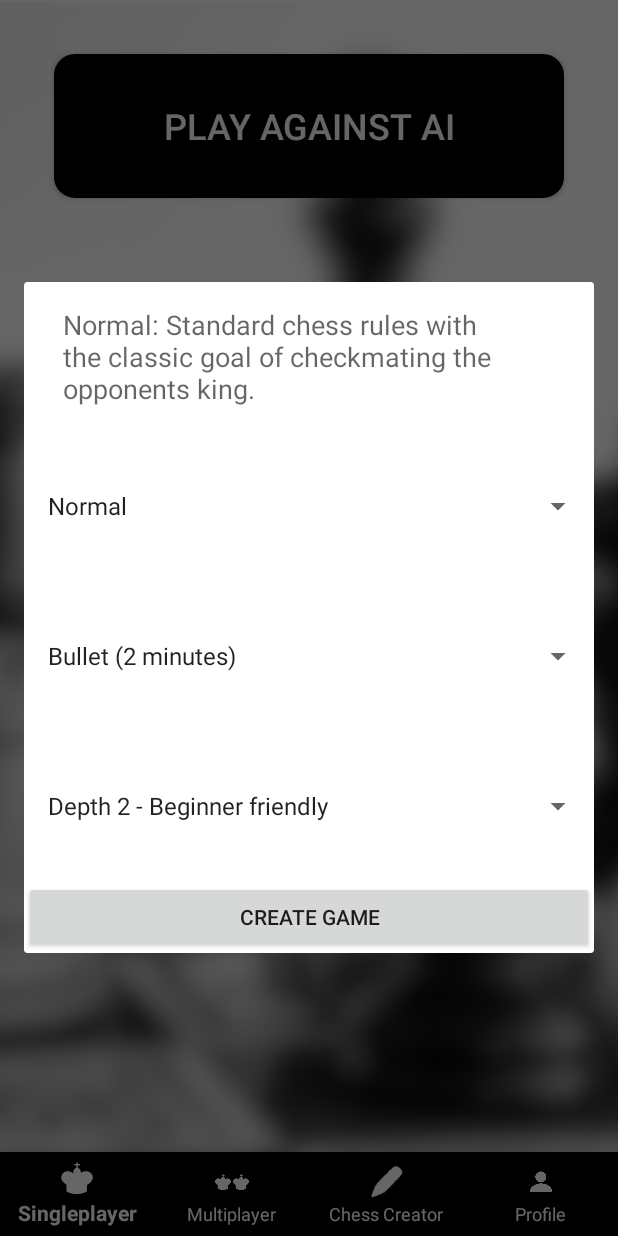
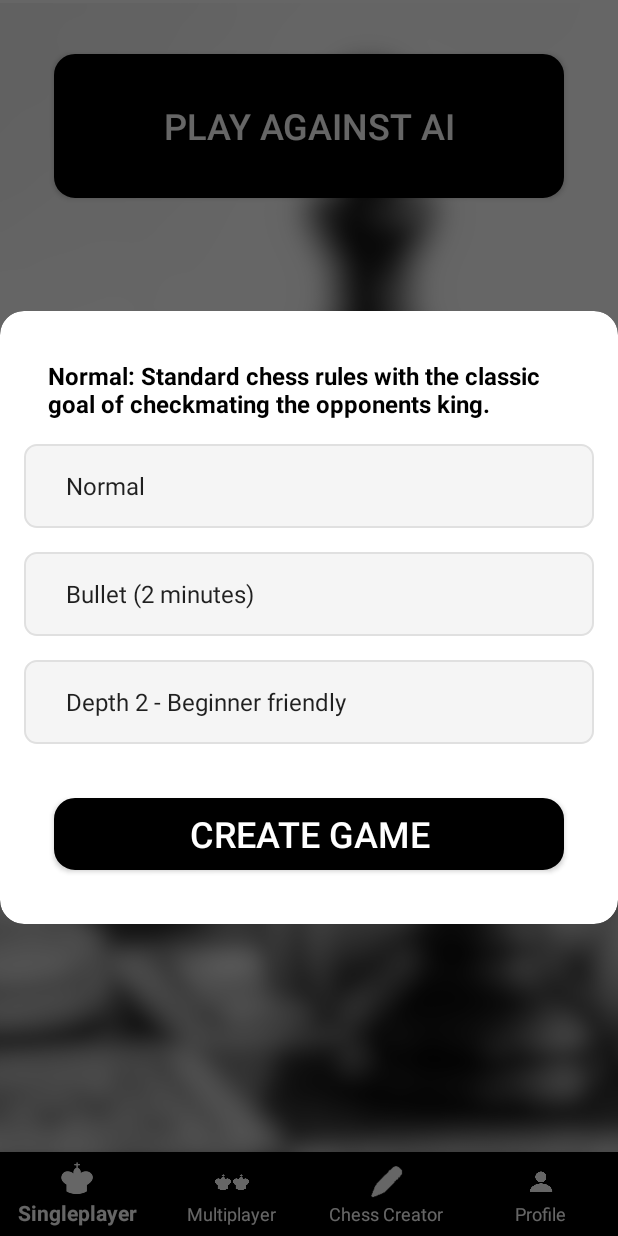
Before and after one commit to JohannesGrobelski/Fairy-Chess, an Android app: the screen it shows after launch (MainActivity), after a tap on "PLAY AGAINST AI", on a phone screen of 412 x 824 dp. Run offline under Robolectric (Android 15) with nearby library versions, the phone set to English and light mode, and no system bars; our stand-ins replace Firebase (no records; nobody signed in at launch, a user with empty details on screens opened directly).

Commit message:
introduce popup dialogs with blurred background

```diff
--- a/app/build.gradle
+++ b/app/build.gradle
@@ -10,7 +10,7 @@ android {
 
     defaultConfig {
         applicationId "emerald.apps.fairychess"
-        minSdk 23
+        minSdk 31
         targetSdk 34
         versionCode 1
         versionName "1.0"
--- a/app/src/main/java/emerald/apps/fairychess/controller/MainActivityListener.kt
+++ b/app/src/main/java/emerald/apps/fairychess/controller/MainActivityListener.kt
@@ -4,11 +4,12 @@ import android.app.AlertDialog
 import android.content.Context
 import android.content.DialogInterface.OnShowListener
 import android.content.Intent
-import android.os.Bundle
+import android.os.Build
 import android.text.InputType
 import android.util.Log
 import android.view.LayoutInflater
 import android.view.View
+import android.view.WindowManager
 import android.widget.AdapterView
 import android.widget.ArrayAdapter
 import android.widget.Button
@@ -206,7 +207,18 @@ class MainActivityListener() : View.OnClickListener, MultiplayerDBSearchInterfac
             difficultyModes
         )
         val btn_create_game = createDialogView.findViewById<Button>(R.id.btn_createGame_create_game)
-        createAIGameDialog = AlertDialog.Builder(mainActivity).setView(createDialogView).create()
+
+        // Create dialog with blur theme
+        createAIGameDialog = AlertDialog.Builder(mainActivity, R.style.BlurDialogTheme)
+            .setView(createDialogView)
+            .create()
+
+        // Apply background and other window attributes
+        createAIGameDialog?.window?.let { window ->
+            window.setBackgroundDrawableResource(R.drawable.dialog_background)
+            window.addFlags(WindowManager.LayoutParams.FLAG_BLUR_BEHIND)
+            window.attributes.blurBehindRadius = 15
+        }
 
         btn_create_game.setOnClickListener{
             gameParameters.name = spinner_gameName.selectedItem.toString().toLowerCase()
@@ -256,7 +268,18 @@ class MainActivityListener() : View.OnClickListener, MultiplayerDBSearchInterfac
             timeModes
         )
         val btn_search_game = searchDialogView.findViewById<Button>(R.id.btn_search_game)
-        val searchDialog = AlertDialog.Builder(mainActivity).setView(searchDialogView).create()
+
+        // Create dialog with blur theme
+        val searchDialog = AlertDialog.Builder(mainActivity, R.style.BlurDialogTheme)
+            .setView(searchDialogView)
+            .create()
+
+        // Apply background and other window attributes
+        searchDialog?.window?.let { window ->
+            window.setBackgroundDrawableResource(R.drawable.dialog_background)
+            window.addFlags(WindowManager.LayoutParams.FLAG_BLUR_BEHIND)
+            window.attributes.blurBehindRadius = 15
+        }
 
         btn_search_game.setOnClickListener{
             gameParameters.name = spinner_gameName.selectedItem.toString().toLowerCase()
@@ -319,8 +342,19 @@ class MainActivityListener() : View.OnClickListener, MultiplayerDBSearchInterfac
         val spinner_difficultymode : Spinner = createGameDialogView.findViewById(R.id.spinner_createGame_difficulty)
         spinner_difficultymode.visibility = View.GONE
 
+        // Create dialog with blur theme
         val btn_create_game = createGameDialogView.findViewById<Button>(R.id.btn_createGame_create_game)
-        createHumanGameDialog= AlertDialog.Builder(mainActivity).setView(createGameDialogView).create()
+        createHumanGameDialog= AlertDialog.Builder(mainActivity, R.style.BlurDialogTheme)
+            .setView(createGameDialogView)
+            .create()
+
+        // Apply background and other window attributes
+        createHumanGameDialog?.window?.let { window ->
+            window.setBackgroundDrawableResource(R.drawable.dialog_background)
+            window.addFlags(WindowManager.LayoutParams.FLAG_BLUR_BEHIND)
+            window.attributes.blurBehindRadius = 15
+        }
+
 
         btn_create_game.setOnClickListener{
             gameParameters.name = spinner_gameName.selectedItem.toString().toLowerCase()
@@ -333,20 +367,20 @@ class MainActivityListener() : View.OnClickListener, MultiplayerDBSearchInterfac
 
     /** display a simple alert dialog to input a username. */
     fun openCreateUserNameDialog(takenUserName: String){
-        val builder = AlertDialog.Builder(mainActivity)
-        builder.setTitle("Create User")
+        val createUserNameDialogBuilder = AlertDialog.Builder(mainActivity, R.style.BlurDialogTheme)
+        createUserNameDialogBuilder.setTitle("Create User")
 
         // Set up the input
         val input = EditText(mainActivity)
         input.inputType = InputType.TYPE_CLASS_TEXT
         input.hint = "Type in a unique user name"
         if(takenUserName.isNotEmpty()) input.hint = "$takenUserName is already taken"
-        builder.setView(input)
+        createUserNameDialogBuilder.setView(input)
 
         // Set up the buttons
-        builder.setPositiveButton("Create User") { dialog, which -> }
-        builder.setNegativeButton("Close") { dialog, which -> dialog.cancel()}
-        userNameDialog = builder.create()
+        createUserNameDialogBuilder.setPositiveButton("Create User") { dialog, which -> }
+        createUserNameDialogBuilder.setNegativeButton("Close") { dialog, which -> dialog.cancel()}
+        userNameDialog = createUserNameDialogBuilder.create()
         userNameDialog.setOnShowListener(OnShowListener {
             val button = (userNameDialog as AlertDialog).getButton(AlertDialog.BUTTON_POSITIVE)
             button.setOnClickListener {
@@ -356,6 +390,16 @@ class MainActivityListener() : View.OnClickListener, MultiplayerDBSearchInterfac
                 //dont dismiss dialog ... yet
             }
         })
+
+        val createUserNameDialog = createUserNameDialogBuilder.create()
+
+        // Apply background and other window attributes
+        createUserNameDialog?.window?.let { window ->
+            window.setBackgroundDrawableResource(R.drawable.dialog_background)
+            window.addFlags(WindowManager.LayoutParams.FLAG_BLUR_BEHIND)
+            window.attributes.blurBehindRadius = 15
+        }
+
         userNameDialog.show()
     }
 
@@ -483,20 +527,32 @@ class MainActivityListener() : View.OnClickListener, MultiplayerDBSearchInterfac
                     )
                 })
             } else {
-                AlertDialog.Builder(mainActivity)
-                    .setTitle("no games found")
-                    .setPositiveButton("create game"
-                    ) { _, _ -> tryFirebaseOperation({multiplayerDB.createGame(gameParameters.name,gameParameters.time,userName,playerStats.ELO)})}
-                    .setNegativeButton("close",null)
-                    .show()
+                createNoGamesFoundDialog(true)
             }
         } else{
-            AlertDialog.Builder(mainActivity)
-                .setTitle("no games found")
-                .setNegativeButton("close",null)
-                .show()
+            createNoGamesFoundDialog(false)
         }
 
+    }
+
+    fun createNoGamesFoundDialog(withCreateOption : Boolean){
+        // Create dialog with blur theme
+        val noGamesFoundDialogBuilder = AlertDialog.Builder(mainActivity, R.style.BlurDialogTheme)
+            .setTitle("no games found")
+            .setNegativeButton("close",null)
+
+        if(withCreateOption){
+            noGamesFoundDialogBuilder.setPositiveButton("create game"
+            ) { _, _ -> tryFirebaseOperation({multiplayerDB.createGame(gameParameters.name,gameParameters.time,userName,playerStats.ELO)})}
+        }
+        val noGamesFoundDialog =  noGamesFoundDialogBuilder.create()
+
+        // Apply background and other window attributes
+        noGamesFoundDialog?.window?.let { window ->
+            window.setBackgroundDrawableResource(R.drawable.dialog_background)
+            window.addFlags(WindowManager.LayoutParams.FLAG_BLUR_BEHIND)
+            window.attributes.blurBehindRadius = 15
+        }
     }
 
     /** call back method after creating multiplayer game in db
@@ -516,6 +572,7 @@ class MainActivityListener() : View.OnClickListener, MultiplayerDBSearchInterfac
         val builder = AlertDialog.Builder(mainActivity)
         builder.setCancelable(false)
         builder.setView(R.layout.waiting_for_join_dialog)
+
         joinWaitDialog = builder.create()
         joinWaitDialog!!.show()
         val btn_canceln = joinWaitDialog!!.findViewById<Button>(R.id.btn_cancelJoinWait)
--- /dev/null
+++ b/app/src/main/res/drawable/dialog_background.xml
@@ -0,0 +1,5 @@
+<?xml version="1.0" encoding="utf-8"?>
+<shape xmlns:android="http://schemas.android.com/apk/res/android">
+    <solid android:color="@android:color/white" />
+    <corners android:radius="16dp" />
+</shape>
--- /dev/null
+++ b/app/src/main/res/drawable/spinner_background.xml
@@ -0,0 +1,8 @@
+<?xml version="1.0" encoding="utf-8"?>
+<shape xmlns:android="http://schemas.android.com/apk/res/android">
+    <solid android:color="#F5F5F5" />
+    <corners android:radius="8dp" />
+    <stroke
+        android:width="1dp"
+        android:color="#E0E0E0" />
+</shape>
--- a/app/src/main/res/layout/alertdialog_create_game.xml
+++ b/app/src/main/res/layout/alertdialog_create_game.xml
@@ -1,8 +1,9 @@
 <?xml version="1.0" encoding="utf-8"?>
 <LinearLayout xmlns:android="http://schemas.android.com/apk/res/android"
     android:layout_width="match_parent"
-    android:layout_height="match_parent"
-    android:orientation="vertical">
+    android:layout_height="wrap_content"
+    android:orientation="vertical"
+    android:padding="16dp">
 
     <TextView
         android:id="@+id/tv_gameMode_description"
@@ -10,34 +11,37 @@
         android:layout_height="wrap_content"
         android:text="Select a game mode to see its description"
         android:padding="16dp"
-        android:layout_marginStart="10dp"
-        android:textAppearance="?android:attr/textAppearanceMedium" />
+        android:textColor="@android:color/black"
+        android:textSize="16sp"
+        android:textStyle="bold" />
 
     <Spinner
         android:id="@+id/spinner_createGame_gameName"
+        style="@style/CustomSpinnerStyle"
         android:layout_width="match_parent"
-        android:layout_height="100dp"
-        android:layout_weight="1" />
+        android:layout_height="56dp"
+        android:layout_marginBottom="16dp" />
 
     <Spinner
         android:id="@+id/spinner_createGame_timemode"
+        style="@style/CustomSpinnerStyle"
         android:layout_width="match_parent"
-        android:layout_height="100dp"
-        android:layout_weight="1" />
+        android:layout_height="56dp"
+        android:layout_marginBottom="16dp" />
 
     <Spinner
         android:id="@+id/spinner_createGame_difficulty"
+        style="@style/CustomSpinnerStyle"
         android:layout_width="match_parent"
-        android:layout_height="100dp"
-        android:layout_weight="1"
+        android:layout_height="56dp"
+        android:layout_marginBottom="16dp"
         android:spinnerMode="dialog"
         android:contentDescription="@string/difficulty_hint" />
 
     <Button
         android:id="@+id/btn_createGame_create_game"
+        style="@style/CustomButtonStyle"
         android:layout_width="match_parent"
         android:layout_height="wrap_content"
         android:text="create game" />
-
-
 </LinearLayout>
--- a/app/src/main/res/values/styles.xml
+++ b/app/src/main/res/values/styles.xml
@@ -27,14 +27,6 @@
         <item name="cornerSize">16dp</item>
     </style>
 
-    <style name="DialogButtonStyle" parent="Widget.MaterialComponents.Button.TextButton.Dialog">
-        <item name="android:textSize">18sp</item>
-        <item name="android:textColor">@color/colorBlack</item>
-        <item name="android:textAllCaps">true</item>
-        <item name="android:padding">16dp</item>
-        <item name="android:layout_margin">8dp</item>
-    </style>
-
     <style name="CustomButtonStyle">
         <item name="android:layout_width">match_parent</item>
         <item name="android:layout_height">96dp</item>
@@ -44,4 +36,36 @@
         <item name="android:textSize">24sp</item>
     </style>
 
+    <style name="CustomAlertDialog" parent="ThemeOverlay.MaterialComponents.Dialog.Alert">
+        <item name="android:background">@drawable/dialog_background</item>
+        <item name="android:textColor">@android:color/black</item>
+        <item name="android:textStyle">bold</item>
+        <item name="buttonBarPositiveButtonStyle">@style/DialogButtonStyle</item>
+        <item name="buttonBarNegativeButtonStyle">@style/DialogButtonStyle</item>
+        <item name="android:windowBackground">@android:color/transparent</item>
+        <item name="android:windowIsFloating">true</item>
+    </style>
+
+    <style name="DialogButtonStyle" parent="Widget.MaterialComponents.Button.TextButton.Dialog">
+        <item name="android:textColor">@android:color/black</item>
+        <item name="android:textStyle">bold</item>
+        <item name="android:textSize">16sp</item>
+    </style>
+
+    <style name="CustomSpinnerStyle">
+        <item name="android:background">@drawable/spinner_background</item>
+        <item name="android:textColor">@android:color/black</item>
+        <item name="android:textStyle">bold</item>
+        <item name="android:padding">12dp</item>
+    </style>
+
+    <style name="BlurDialogTheme" parent="Theme.MaterialComponents.DayNight.Dialog.Alert">
+        <item name="android:windowBackground">@android:color/transparent</item>
+        <item name="android:windowIsFloating">true</item>
+        <item name="android:backgroundDimEnabled">true</item>
+        <item name="android:backgroundDimAmount">0.6</item>
+        <item name="android:windowBlurBehindEnabled">true</item>
+        <item name="android:windowBlurBehindRadius">20dp</item>
+    </style>
+
 </resources>
--- a/build.gradle
+++ b/build.gradle
@@ -5,7 +5,7 @@ buildscript {
         mavenCentral()  // Replacing jcenter() as it's deprecated
     }
     dependencies {
-        classpath 'com.android.tools.build:gradle:8.7.1'  // Updated for SDK 34 support
+        classpath 'com.android.tools.build:gradle:8.7.2'  // Updated for SDK 34 support
         classpath "org.jetbrains.kotlin:kotlin-gradle-plugin:$kotlin_version"
         classpath 'com.google.gms:google-services:4.4.0'  // Updated Google Services plugin
     }
```
Also changed, not shown: app/src/main/java/emerald/apps/fairychess/view/MainActivity.kt (+13 -2 lines), app/src/main/res/layout/alertdialog_playerstats.xml (+22 -13 lines), app/src/main/res/layout/alertdialog_search_game.xml (+12 -6 lines).
